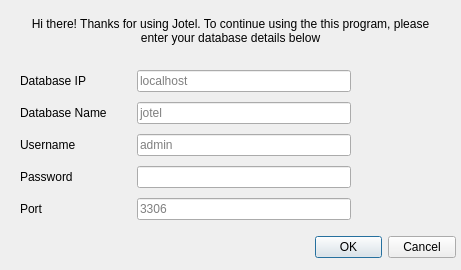
Before: the Qt Designer form databaseinput.ui in jpandaconnor/Jotel, drawn with Qt 5.
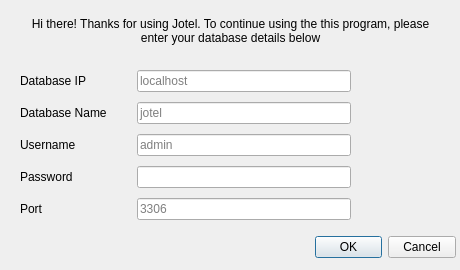
After: the same form once the commit is applied.

Patch:
```diff
--- a/databaseinput.ui
+++ b/databaseinput.ui
@@ -6,7 +6,7 @@
    <rect>
     <x>0</x>
     <y>0</y>
-    <width>461</width>
+    <width>460</width>
     <height>270</height>
    </rect>
   </property>
@@ -61,7 +61,7 @@
     <set>QDialogButtonBox::Cancel|QDialogButtonBox::Ok</set>
    </property>
   </widget>
-  <widget class="QWidget" name="">
+  <widget class="QWidget" name="layoutWidget">
    <property name="geometry">
     <rect>
      <x>20</x>
```
Left out of the diff: 3 changed lines with no effect on the pictures.
